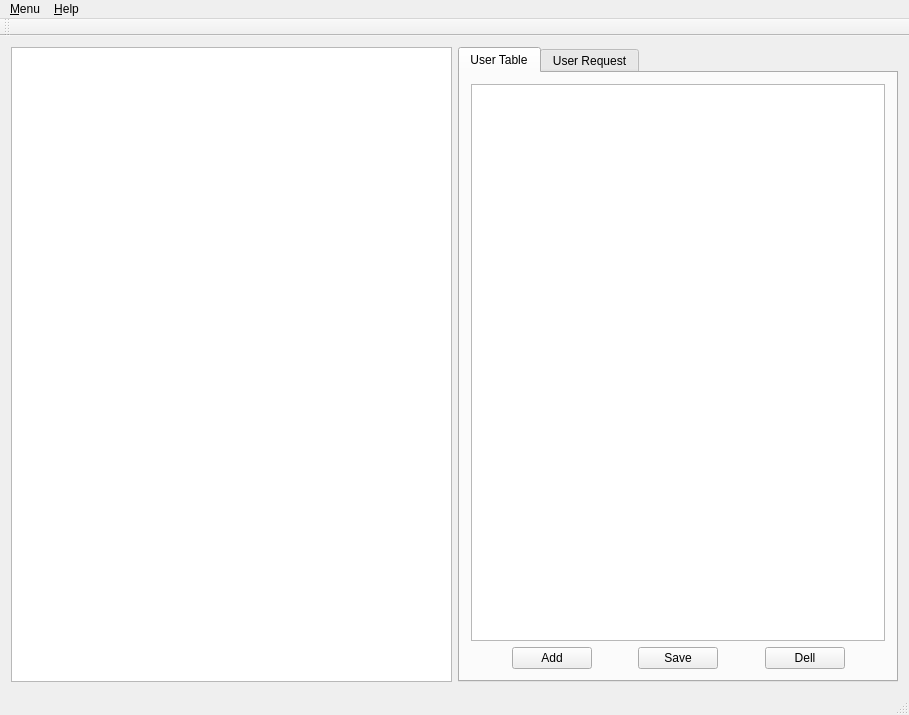
Old version of the form mainwindow.ui in the repository LouisVraie/dbManagerApp.
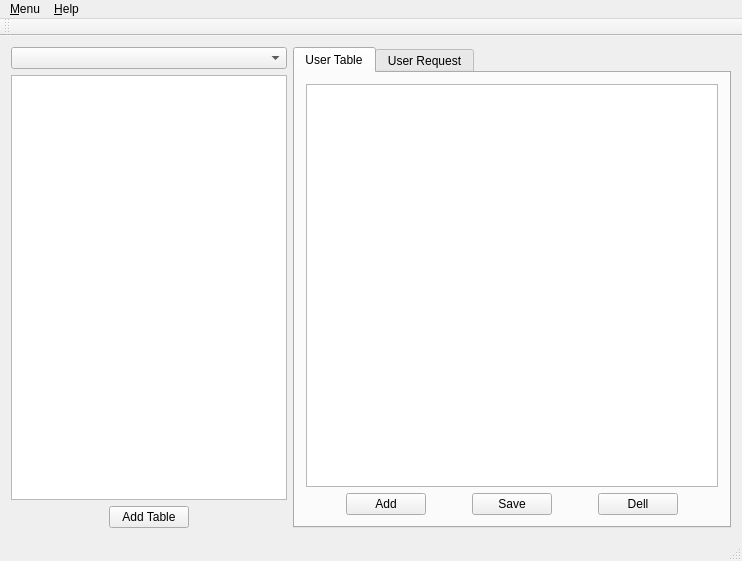
New version of the form.

Commit message: ajout de la comboBox_databases et du bouton AddTable

Patch:
```diff
--- a/mainwindow.ui
+++ b/mainwindow.ui
@@ -6,21 +6,63 @@
    <rect>
     <x>0</x>
     <y>0</y>
-    <width>909</width>
-    <height>715</height>
+    <width>742</width>
+    <height>561</height>
    </rect>
   </property>
   <property name="windowTitle">
    <string>DB Manager</string>
   </property>
   <widget class="QWidget" name="centralWidget">
+   <layout class="QHBoxLayout" name="horizontalLayout_4">
+    <item>
    <layout class="QVBoxLayout" name="verticalLayout">
     <item>
-     <layout class="QHBoxLayout" name="horizontalLayout">
+       <widget class="QComboBox" name="comboBox_Databases"/>
+      </item>
       <item>
        <widget class="QListWidget" name="listWidget_Table"/>
       </item>
       <item>
+       <layout class="QHBoxLayout" name="horizontalLayout">
+        <item>
+         <spacer name="horizontalSpacer_6">
+          <property name="orientation">
+           <enum>Qt::Horizontal</enum>
+          </property>
+          <property name="sizeHint" stdset="0">
+           <size>
+            <width>40</width>
+            <height>20</height>
+           </size>
+          </property>
+         </spacer>
+        </item>
+        <item>
+         <widget class="QPushButton" name="pushButton_AddTable">
+          <property name="text">
+           <string>Add Table</string>
+          </property>
+         </widget>
+        </item>
+        <item>
+         <spacer name="horizontalSpacer_7">
+          <property name="orientation">
+           <enum>Qt::Horizontal</enum>
+          </property>
+          <property name="sizeHint" stdset="0">
+           <size>
+            <width>40</width>
+            <height>20</height>
+           </size>
+          </property>
+         </spacer>
+        </item>
+       </layout>
+      </item>
+     </layout>
+    </item>
+    <item>
        <widget class="QTabWidget" name="tabWidget">
         <property name="currentIndex">
          <number>0</number>
@@ -156,15 +198,13 @@
        </widget>
       </item>
      </layout>
-    </item>
-   </layout>
   </widget>
   <widget class="QMenuBar" name="menuBar">
    <property name="geometry">
     <rect>
      <x>0</x>
      <y>0</y>
-     <width>909</width>
+     <width>742</width>
      <height>24</height>
     </rect>
    </property>
```
Lines whose indentation alone changed are shown as unchanged.
